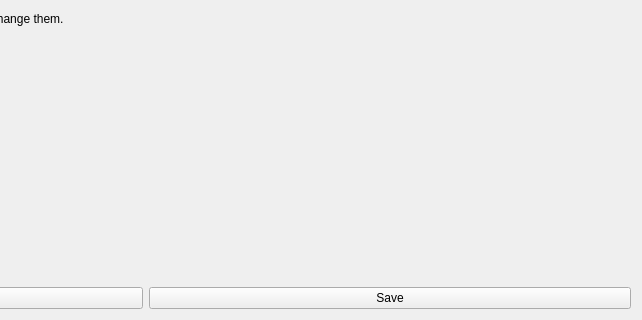
Before: the Qt Designer form qt/AgileRgbTemperaturePage/AgileRgbTemperaturePage.ui in JarzDev/agile-rgb, drawn with Qt 5; both pictures show x 358 to 1000 and y 280 to 600 of the 1000 by 600 pixel window.
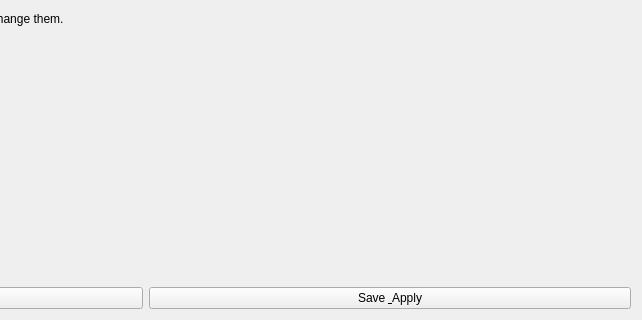
After: the same form once the commit is applied. Custom widgets are drawn as their Qt base class.

Commit message:
Rename Temperature Save button to "Save & Apply"
Saving the temperature ranges only updated stored settings; the new
color wasn't applied to devices until the next 2-second poll tick.
Have the Save button call UpdateCurrentTemperature() immediately so
the change is visibly applied right away, and rename it to "Save &
Apply" to make that explicit (matching the Apply buttons on the
other two simplified tabs).

```diff
--- a/qt/AgileRgbTemperaturePage/AgileRgbTemperaturePage.ui
+++ b/qt/AgileRgbTemperaturePage/AgileRgbTemperaturePage.ui
@@ -104,7 +104,7 @@
      <item>
       <widget class="QPushButton" name="SaveButton">
        <property name="text">
-        <string>Save</string>
+        <string>Save &amp; Apply</string>
        </property>
       </widget>
      </item>
```
The commit also changes 1 other file.
